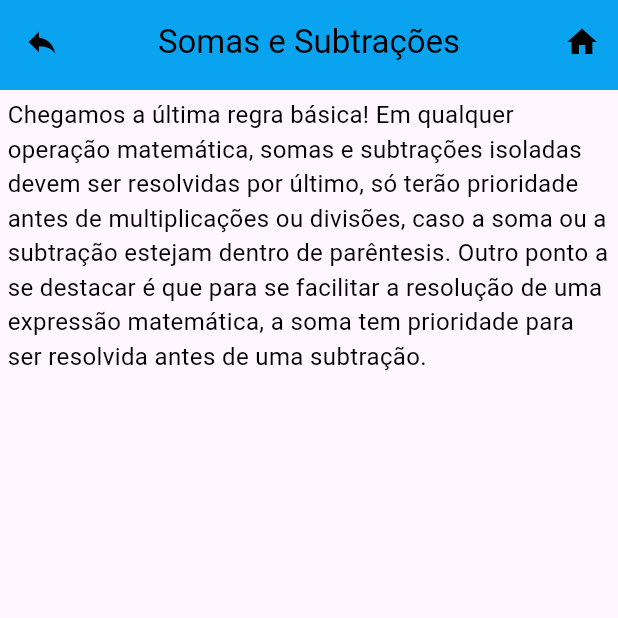
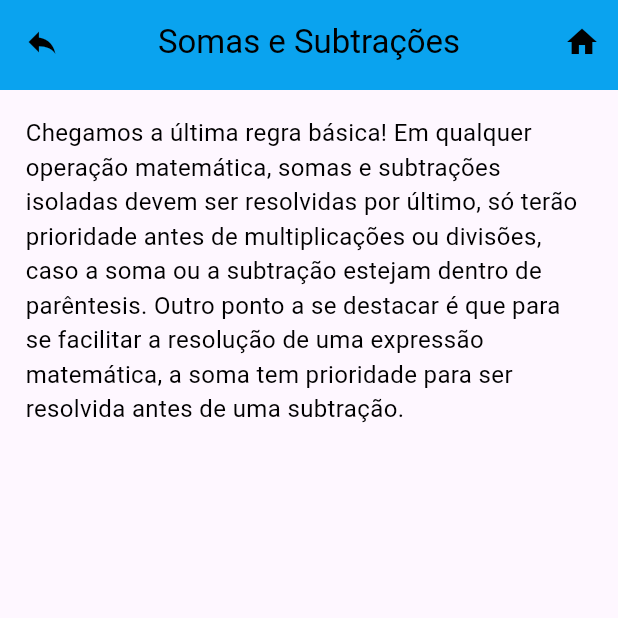
Before and after one commit to ricardo-gsilva/exemplifica-app, a Flutter app: the SomaSubtracaoPage screen opened directly, on a phone screen of 412 x 824 dp, the top half of it. Run offline on Flutter 3.47's test engine with Material 3 defaults, Android fonts, the light colour scheme and no system bars; our stand-ins replace package_info_plus.

Commit message:
refatorando lista de conteudo soma e subtracao

```diff
--- a/lib/widgets/templates/soma_subtracao_template.dart
+++ b/lib/widgets/templates/soma_subtracao_template.dart
@@ -1,6 +1,7 @@
+import 'package:exemplifica/model/assets_model.dart';
+import 'package:exemplifica/widgets/molecules/content_list.dart';
 import 'package:flutter/material.dart';
 import 'package:exemplifica/utils/constants/strings/strings_soma_sub.dart';
-import 'package:exemplifica/widgets/atoms/custom_text.dart';
 
 class SomaSubtracaoTemplate extends StatelessWidget {
   final double width;
@@ -12,12 +13,19 @@ class SomaSubtracaoTemplate extends StatelessWidget {
   @override
   Widget build(BuildContext context) {
     return SingleChildScrollView(
-      child: Column(
-        children: <Widget>[
-          CustomText(
-            title: CoreStringsSomaSub.text1_SomaSub,
-          ),
-        ],
+      child: Padding(
+        padding: const EdgeInsets.all(12.0),
+        child: Column(
+          children: <Widget>[
+            ContentList(
+              stringsAndAssets: [
+                StringsAndAssetsModel(
+                  title: CoreStringsSomaSub.text1_SomaSub,
+                ),
+              ],
+            ),
+          ],
+        ),
       ),
     );
   }
```
